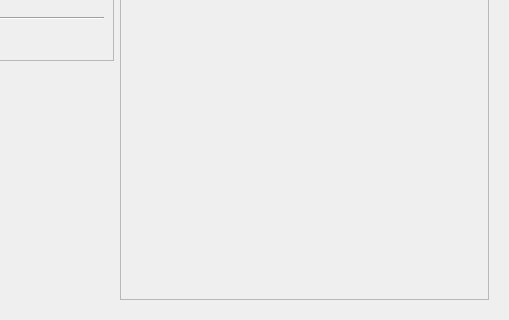
Above: src/qt/forms/overviewpage.ui from ethancoin/ethan before the change; both pictures show x 276 to 785 and y 143 to 463 of the 785 by 463 pixel window. Below: the same form after it.
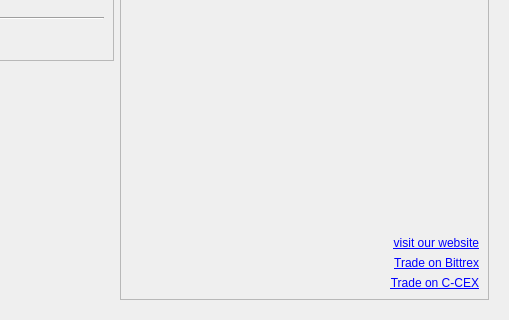
That is the form after the change. Icons and pictures are not drawn.

The edit to the form file:
```diff
--- a/src/qt/forms/overviewpage.ui
+++ b/src/qt/forms/overviewpage.ui
@@ -357,6 +357,48 @@
              </property>
             </widget>
            </item>
+           <item>
+            <widget class="QLabel" name="visitwebsite">
+             <property name="text">
+              <string>&lt;a href=&quot;http://ethancoin.info&quot;&gt;visit our website&lt;/a&gt;</string>
+             </property>
+             <property name="alignment">
+              <set>Qt::AlignRight|Qt::AlignTrailing|Qt::AlignVCenter</set>
+             </property>
+             <property name="openExternalLinks">
+              <bool>true</bool>
+             </property>
+             <property name="textInteractionFlags">
+              <set>Qt::LinksAccessibleByMouse</set>
+             </property>
+            </widget>
+           </item>
+           <item>
+            <widget class="QLabel" name="tradeonbittrex">
+             <property name="text">
+              <string>&lt;a href=&quot;https://bittrex.com/Market/Index?MarketName=BTC-ETHAN&quot;&gt;Trade on Bittrex&lt;/a&gt;</string>
+             </property>
+             <property name="alignment">
+              <set>Qt::AlignRight|Qt::AlignTrailing|Qt::AlignVCenter</set>
+             </property>
+             <property name="openExternalLinks">
+              <bool>true</bool>
+             </property>
+            </widget>
+           </item>
+           <item>
+            <widget class="QLabel" name="tradeonccex">
+             <property name="text">
+              <string>&lt;a href=&quot;https://c-cex.com/?p=ethan-btc&quot;&gt;Trade on C-CEX&lt;/a&gt;</string>
+             </property>
+             <property name="alignment">
+              <set>Qt::AlignRight|Qt::AlignTrailing|Qt::AlignVCenter</set>
+             </property>
+             <property name="openExternalLinks">
+              <bool>true</bool>
+             </property>
+            </widget>
+           </item>
           </layout>
          </widget>
         </item>
```
